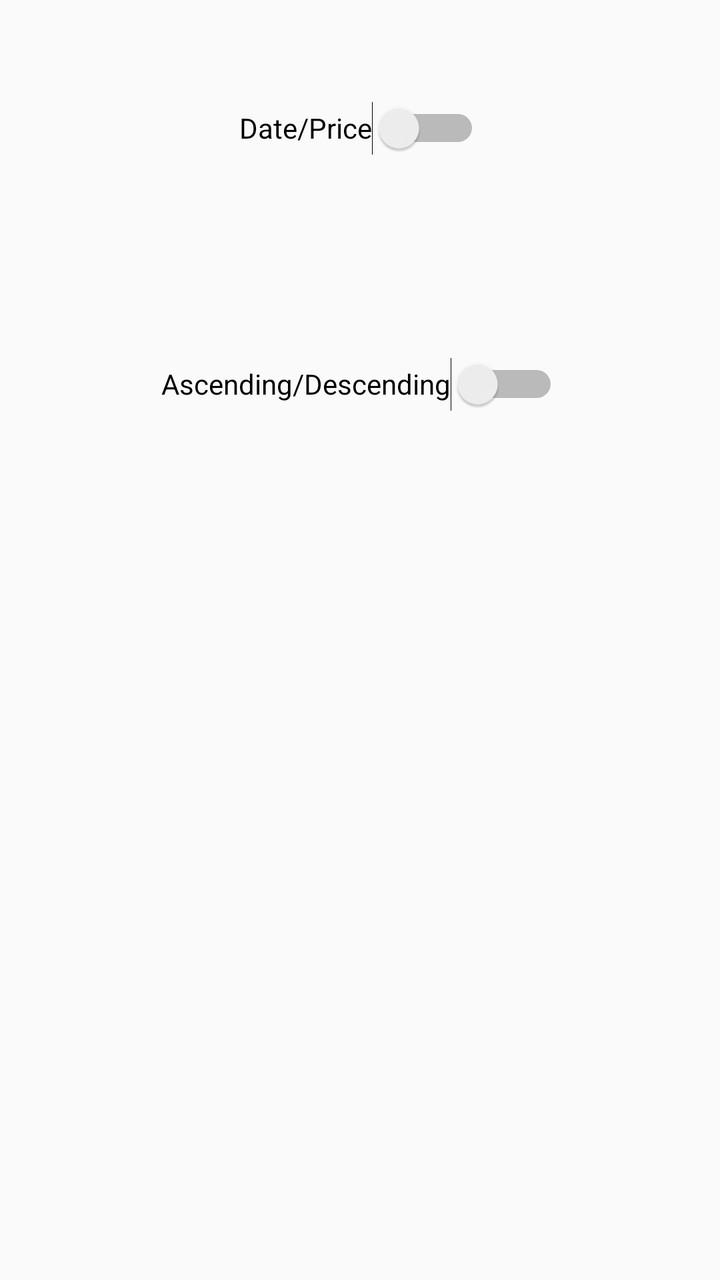
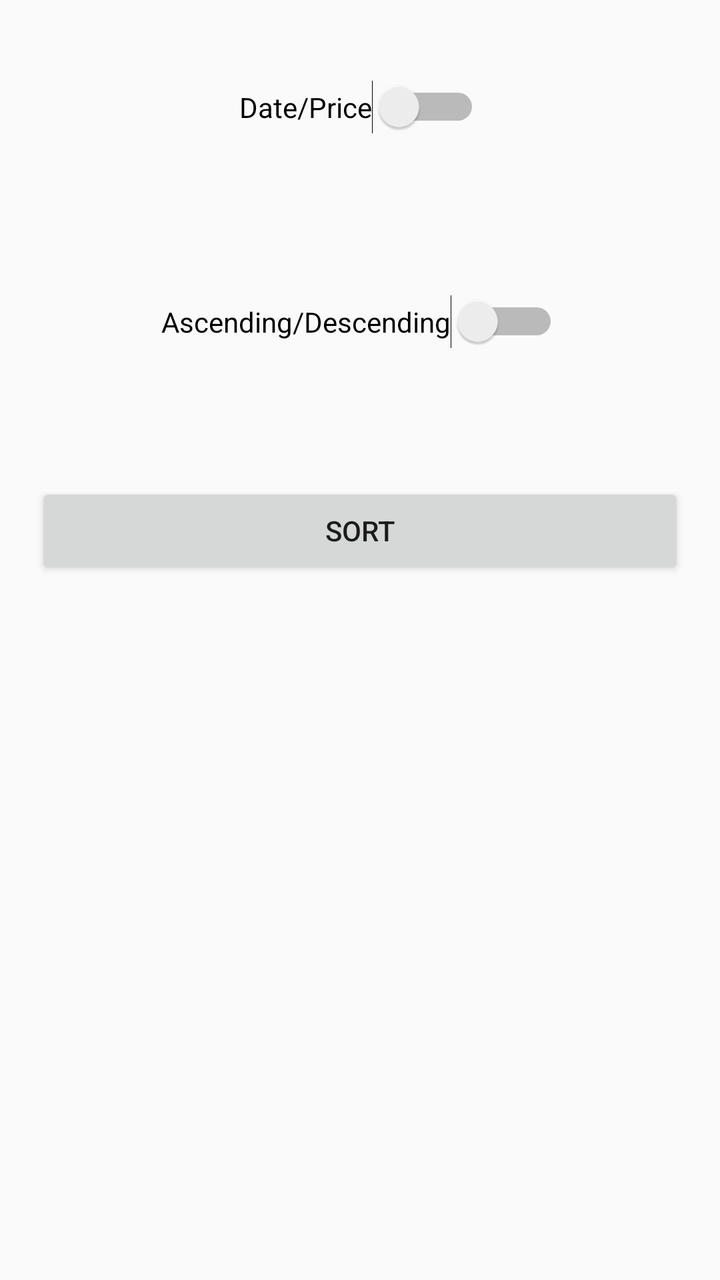

Screens rendered from an Android XML layout before and after an edit, with the pre-edit source and the edit as a unified diff.
<!-- AndroidManifest.xml: application theme Theme.AppCompat.DayNight.DarkActionBar -->
<!-- res/layout/activity_sorting.xml -->
<?xml version="1.0" encoding="utf-8"?>
<LinearLayout xmlns:android="http://schemas.android.com/apk/res/android"
    xmlns:app="http://schemas.android.com/apk/res-auto"
    xmlns:tools="http://schemas.android.com/tools"
    android:id="@+id/main"
    android:layout_width="match_parent"
    android:layout_height="match_parent"
    tools:context=".SortingActivity">

    <Space
        android:layout_width="0dp"
        android:layout_height="match_parent"
        android:layout_weight="5" />

    <LinearLayout
        android:layout_width="0dp"
        android:layout_height="match_parent"
        android:layout_weight="90"
        android:orientation="vertical">

        <Space
            android:layout_width="match_parent"
            android:layout_height="0dp"
            android:layout_weight="5" />

        <Switch
            android:id="@+id/datePriceSwitch"
            android:layout_width="wrap_content"
            android:layout_height="0dp"
            android:layout_gravity="center"
            android:layout_weight="10"
            android:text="Date/Price" />

        <Space
            android:layout_width="match_parent"
            android:layout_height="0dp"
            android:layout_weight="10" />

        <Switch
            android:id="@+id/ascDescSwitch"
            android:layout_width="wrap_content"
            android:layout_height="0dp"
            android:layout_gravity="center"
            android:layout_weight="10"
            android:text="Ascending/Descending" />

        <Space
            android:layout_width="match_parent"
            android:layout_height="0dp"
            android:layout_weight="10" />

        <ListView
            android:id="@+id/sortingLv"
            android:layout_width="match_parent"
            android:layout_height="0dp"
            android:layout_weight="50" />

        <Space
            android:layout_width="match_parent"
            android:layout_height="0dp"
            android:layout_weight="5" />
    </LinearLayout>

    <Space
        android:layout_width="0dp"
        android:layout_height="match_parent"
        android:layout_weight="5" />
</LinearLayout>
<!-- resources referenced by this layout -->
<resources>

</resources>

<!-- the commit's change to res/layout/activity_sorting.xml (unified diff, before → after) -->
@@ -46,6 +46,18 @@
 
         <Space
             android:layout_width="match_parent"
+            android:layout_height="wrap_content"
+            android:layout_weight="10" />
+
+        <Button
+            android:id="@+id/button2"
+            android:layout_width="match_parent"
+            android:layout_height="wrap_content"
+            android:onClick="sort"
+            android:text="sort" />
+
+        <Space
+            android:layout_width="match_parent"
             android:layout_height="0dp"
             android:layout_weight="10" />
 
